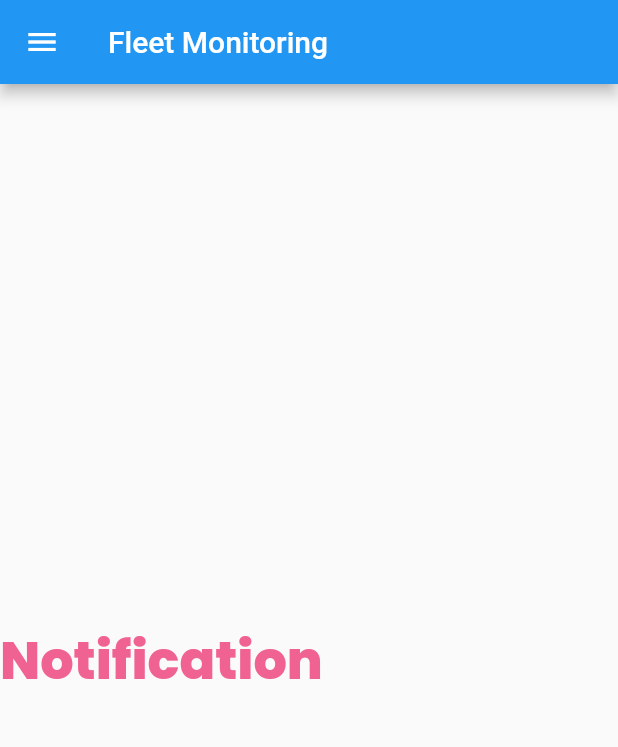
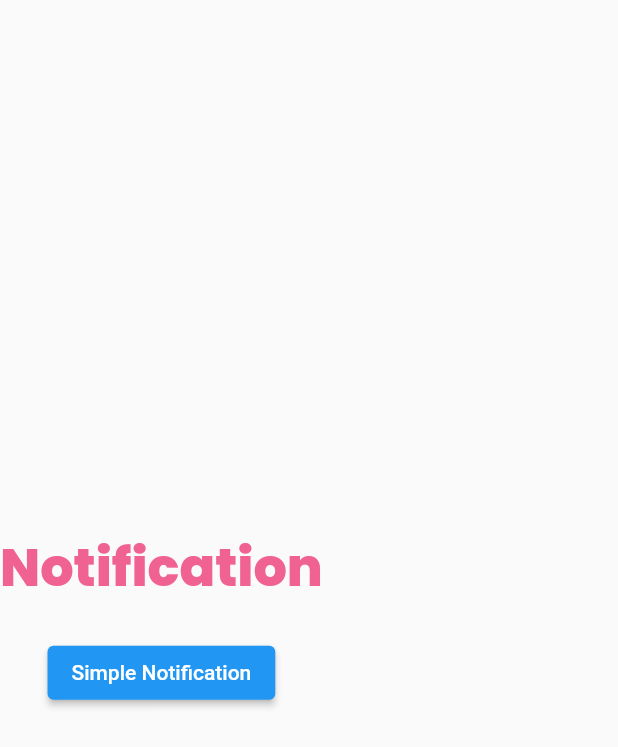
Before and after one commit to dijjeu/fleet_monitoring, a Flutter app: the Notif screen opened directly, on a phone screen of 412 x 824 dp. Shown: the top 747 px of the screen. Run offline on Flutter 3.47's test engine with Material 2 defaults, Android fonts, the light colour scheme and no system bars; our stand-ins replace curved_navigation_bar, flutter_local_notifications, google_fonts, shared_preferences; accounts and stored records are empty.

```diff
--- a/lib/main.dart
+++ b/lib/main.dart
@@ -1,10 +1,14 @@
 import 'package:fleet_monitoring/login/login.dart';
 import 'package:flutter/cupertino.dart';
 import 'package:flutter/material.dart';
+import 'package:flutter_local_notifications/flutter_local_notifications.dart';
+
+import 'api/notif_api.dart';
 
 void main() {
   runApp(MyApp());
 }
+
 
 class MyApp extends StatelessWidget {
   @override
--- a/lib/notification.dart
+++ b/lib/notification.dart
@@ -1,73 +1,36 @@
-import 'package:fleet_monitoring/vehicle/vehicle_input.dart';
-import 'package:fleet_monitoring/vehicle/vehicle_service.dart';
 import 'package:flutter/cupertino.dart';
 import 'package:flutter/material.dart';
+import 'package:flutter_local_notifications/flutter_local_notifications.dart';
 import 'package:google_fonts/google_fonts.dart';
 
-import 'login/login.dart';
+class Notif extends StatefulWidget {
+  const Notif({Key? key}) : super(key: key);
 
-class Notif extends StatelessWidget {
-  const Notif({Key? key}) : super(key: key);
+  @override
+  State<Notif> createState() => _NotifState();
+}
+
+class _NotifState extends State<Notif> {
+
+  FlutterLocalNotificationsPlugin flutterLocalNotificationsPlugin =
+  FlutterLocalNotificationsPlugin();
+
+  @override
+  void initState() {
+    super.initState();
+    var initializationSettingsAndroid =
+    AndroidInitializationSettings('flutter_devs');
+    var initSetttings = InitializationSettings(
+        android: initializationSettingsAndroid);
+  }
 
   @override
   Widget build(BuildContext context) {
     return Scaffold(
-      appBar: AppBar(
-        title: const Text('Fleet Monitoring'),
-      ),
-
-      /// -- DRAWER NAVIGATION --///
-      drawer: Drawer(
-        child: ListView(
-          padding: EdgeInsets.zero,
-          children: [
-            const DrawerHeader(
-              decoration: BoxDecoration(
-                color: Colors.blue,
-              ),
-              child: Text(
-                'Drawer Header',
-                style: TextStyle(
-                  color: Colors.white,
-                  fontSize: 24,
-                ),
-              ),
-            ),
-            ListTile(
-              leading: const Icon(Icons.home_rounded),
-              title: const Text('Home',),
-              onTap: () {
-                Navigator.push(context, MaterialPageRoute(builder: (context) => const AddVehicle()));
-              },
-            ),
-            ListTile(
-              leading: const Icon(Icons.report),
-              title: const Text('Vehicle Reports',),
-              onTap: () {
-                Navigator.push(context, MaterialPageRoute(builder: (context) => VehicleService()));
-              },
-            ),
-            ListTile(
-              leading: const Icon(Icons.notifications),
-              title: const Text('Notifications'),
-              onTap: () {
-                Navigator.pop(context);
-              },
-            ),
-            ListTile(
-              leading: const Icon(Icons.logout_rounded),
-              title: const Text('Log out'),
-              onTap: () {
-                Navigator.push(context, MaterialPageRoute(builder: (context) => const Login()));
-              },
-            ),
-          ],
-        ),
-      ),
       body: Column(
         crossAxisAlignment: CrossAxisAlignment.center,
         mainAxisAlignment: MainAxisAlignment.center,
-        children: [
+        children: <Widget>[
           Text(
             'Notification',
             textAlign: TextAlign.center,
@@ -77,10 +40,35 @@ class Notif extends StatelessWidget {
               color: Colors.pink[300],
             ),
           ),
+
+          const SizedBox(height: 20),
+          ElevatedButton(
+            child: const Text('Simple Notification'),
+            onPressed: () {
+              showNotification;
+            }
+          ),
         ],
       ),
     );
   }
 
+  showNotification(String? title, String? body) async {
+    var androidPlatformChannelSpecifics = const AndroidNotificationDetails(
+      'channel_id',
+      'channel_name',
+      channelDescription: 'channel_description',
+      importance: Importance.max,
+      priority: Priority.high,
+    );
+    var platformChannelSpecifics =
+    NotificationDetails(android: androidPlatformChannelSpecifics);
+    await flutterLocalNotificationsPlugin.show(
+        0,
+        title,
+        body,
+        platformChannelSpecifics
+    );
+  }
 
 }
```
Also changed, not shown: lib/api/notif_api.dart (added, +36 -0 lines), lib/vehicle/vehicle_entry.dart (+15 -9 lines), lib/vehicle/vehicle_input.dart (+13 -2 lines), 2 other files.
